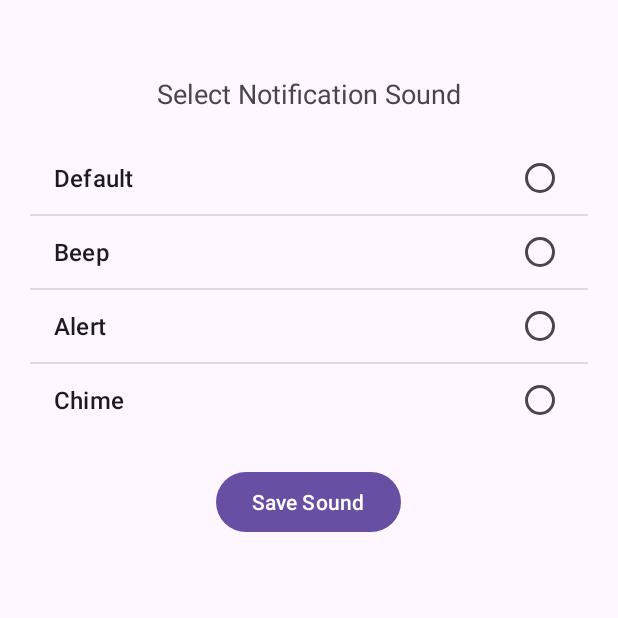
After one commit to NishnV/TimerProject, an Android app: the SoundSettingsActivity screen opened directly, with no data from a screen before it, on a phone screen of 412 x 824 dp, the top half of it. The commit adds this screen. Run offline under Robolectric (Android 15) with nearby library versions, the phone set to English and light mode, and no system bars.

Commit message:
"third push"

```diff
--- a/app/src/main/AndroidManifest.xml
+++ b/app/src/main/AndroidManifest.xml
@@ -30,6 +30,12 @@
             android:exported="true"
             android:theme="@style/Theme.TimerProject" />
 
+        <!-- Sound Settings Activity -->
+        <activity
+            android:name=".SoundSettingsActivity"
+            android:exported="true"
+            android:theme="@style/Theme.TimerProject" />
+
     </application>
 
 </manifest>
--- /dev/null
+++ b/app/src/main/java/com/example/timerproject/DatabaseHelper.java
@@ -0,0 +1,62 @@
+package com.example.timerproject;
+
+import android.annotation.SuppressLint;
+import android.content.ContentValues;
+import android.content.Context;
+import android.database.Cursor;
+import android.database.sqlite.SQLiteDatabase;
+import android.database.sqlite.SQLiteOpenHelper;
+
+public class DatabaseHelper extends SQLiteOpenHelper {
+
+    private static final String DATABASE_NAME = "timerApp.db";
+    private static final int DATABASE_VERSION = 1;
+    private static final String TABLE_NAME = "sound_settings";
+    private static final String COLUMN_ID = "id";
+    private static final String COLUMN_SELECTED_SOUND = "selected_sound";
+
+    public DatabaseHelper(Context context) {
+        super(context, DATABASE_NAME, null, DATABASE_VERSION);
+    }
+
+    @Override
+    public void onCreate(SQLiteDatabase db) {
+        String CREATE_TABLE = "CREATE TABLE " + TABLE_NAME + "("
+                + COLUMN_ID + " INTEGER PRIMARY KEY,"
+                + COLUMN_SELECTED_SOUND + " TEXT)";
+        db.execSQL(CREATE_TABLE);
+    }
+
+    @Override
+    public void onUpgrade(SQLiteDatabase db, int oldVersion, int newVersion) {
+        db.execSQL("DROP TABLE IF EXISTS " + TABLE_NAME);
+        onCreate(db);
+    }
+
+    // Method to save selected sound to the database
+    public void saveSelectedSound(String sound) {
+        SQLiteDatabase db = this.getWritableDatabase();
+        ContentValues values = new ContentValues();
+        values.put(COLUMN_SELECTED_SOUND, sound);
+
+        // If no sound exists, insert a new row; otherwise, update the existing row
+        if (getSelectedSound() == null) {
+            db.insert(TABLE_NAME, null, values);
+        } else {
+            db.update(TABLE_NAME, values, null, null);
+        }
+        db.close();
+    }
+
+    // Method to retrieve the saved selected sound from the database
+    public String getSelectedSound() {
+        SQLiteDatabase db = this.getReadableDatabase();
+        Cursor cursor = db.query(TABLE_NAME, new String[]{COLUMN_SELECTED_SOUND}, null, null, null, null, null);
+        if (cursor != null && cursor.moveToFirst()) {
+            @SuppressLint("Range") String sound = cursor.getString(cursor.getColumnIndex(COLUMN_SELECTED_SOUND));
+            cursor.close();
+            return sound;
+        }
+        return null; // No sound saved
+    }
+}
--- /dev/null
+++ b/app/src/main/java/com/example/timerproject/SoundSettingsActivity.java
@@ -0,0 +1,83 @@
+package com.example.timerproject;
+
+import android.content.Intent;
+import android.media.MediaPlayer;
+import android.os.Bundle;
+import android.view.View;
+import android.widget.ArrayAdapter;
+import android.widget.ListView;
+import android.widget.Toast;
+import android.widget.Button;
+import androidx.appcompat.app.AppCompatActivity;
+
+public class SoundSettingsActivity extends AppCompatActivity {
+    private ListView soundListView;
+    private Button saveSoundButton;
+    private DatabaseHelper databaseHelper;
+    private MediaPlayer mediaPlayer;
+
+    private String[] soundOptions = {"Default", "Beep", "Alert", "Chime"};
+    private int[] soundResIds = {R.raw.notification, R.raw.notification_2, R.raw.notification_3, R.raw.notification_4};
+
+    @Override
+    protected void onCreate(Bundle savedInstanceState) {
+        super.onCreate(savedInstanceState);
+        setContentView(R.layout.activity_sound_settings);
+
+        soundListView = findViewById(R.id.soundListView);
+        saveSoundButton = findViewById(R.id.saveSoundButton);
+
+        databaseHelper = new DatabaseHelper(this);
+
+        ArrayAdapter<String> adapter = new ArrayAdapter<>(this, android.R.layout.simple_list_item_single_choice, soundOptions);
+        soundListView.setAdapter(adapter);
+
+        String savedSound = databaseHelper.getSelectedSound();
+        if (savedSound != null) {
+            int position = getPositionForSound(savedSound);
+            soundListView.setItemChecked(position, true);
+        }
+
+        soundListView.setOnItemClickListener((parent, view, position, id) -> {
+            // Stop any currently playing sound
+            if (mediaPlayer != null && mediaPlayer.isPlaying()) {
+                mediaPlayer.stop();
+                mediaPlayer.release();
+            }
+
+            mediaPlayer = MediaPlayer.create(SoundSettingsActivity.this, soundResIds[position]);
+            mediaPlayer.start();
+        });
+
+        saveSoundButton.setOnClickListener(v -> {
+            int selectedPosition = soundListView.getCheckedItemPosition();
+            if (selectedPosition != -1) {
+                String selectedSound = soundOptions[selectedPosition];
+                databaseHelper.saveSelectedSound(selectedSound);
+                Toast.makeText(SoundSettingsActivity.this, "Sound saved: " + selectedSound, Toast.LENGTH_SHORT).show();
+                // Return to MainActivity after saving
+                Intent intent = new Intent(SoundSettingsActivity.this, MainActivity.class);
+                startActivity(intent);
+            } else {
+                Toast.makeText(SoundSettingsActivity.this, "Please select a sound", Toast.LENGTH_SHORT).show();
+            }
+        });
+    }
+
+    private int getPositionForSound(String sound) {
+        for (int i = 0; i < soundOptions.length; i++) {
+            if (soundOptions[i].equals(sound)) {
+                return i;
+            }
+        }
+        return 0;
+    }
+
+    @Override
+    protected void onDestroy() {
+        super.onDestroy();
+        if (mediaPlayer != null) {
+            mediaPlayer.release();
+        }
+    }
+}
--- /dev/null
+++ b/app/src/main/res/layout/activity_sound_settings.xml
@@ -0,0 +1,32 @@
+<?xml version="1.0" encoding="utf-8"?>
+<RelativeLayout xmlns:android="http://schemas.android.com/apk/res/android"
+    android:layout_width="match_parent"
+    android:layout_height="match_parent"
+    android:padding="20dp">
+
+    <TextView
+        android:id="@+id/selectSoundText"
+        android:layout_width="wrap_content"
+        android:layout_height="wrap_content"
+        android:text="Select Notification Sound"
+        android:textSize="18sp"
+        android:layout_centerHorizontal="true"
+        android:layout_marginTop="30dp"/>
+
+    <ListView
+        android:id="@+id/soundListView"
+        android:layout_width="match_parent"
+        android:layout_height="wrap_content"
+        android:layout_below="@id/selectSoundText"
+        android:layout_marginTop="20dp"
+        android:choiceMode="singleChoice"/>
+
+    <Button
+        android:id="@+id/saveSoundButton"
+        android:layout_width="wrap_content"
+        android:layout_height="wrap_content"
+        android:text="Save Sound"
+        android:layout_below="@id/soundListView"
+        android:layout_centerHorizontal="true"
+        android:layout_marginTop="20dp"/>
+</RelativeLayout>
```
Also changed, not shown: app/src/main/java/com/example/timerproject/MainActivity.java (+85 -53 lines), app/src/main/java/com/example/timerproject/SoundDatabaseHelper.java (added, +24 -0 lines), app/src/main/res/layout/activity_main.xml (+9 -0 lines), 1 other file.
